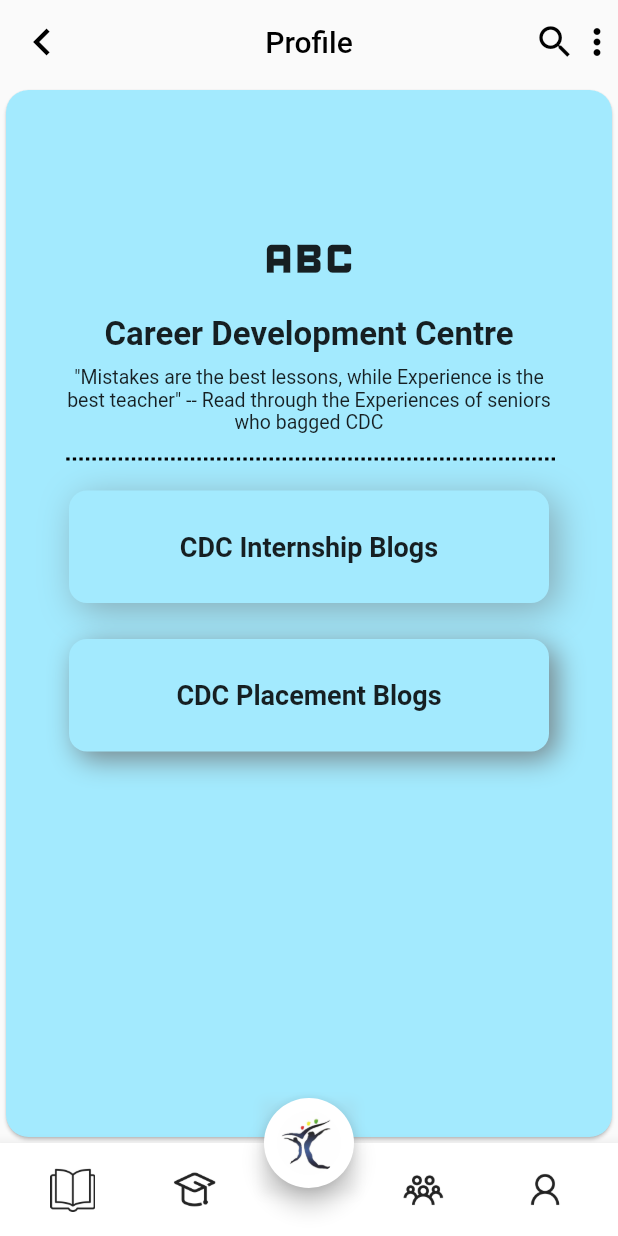
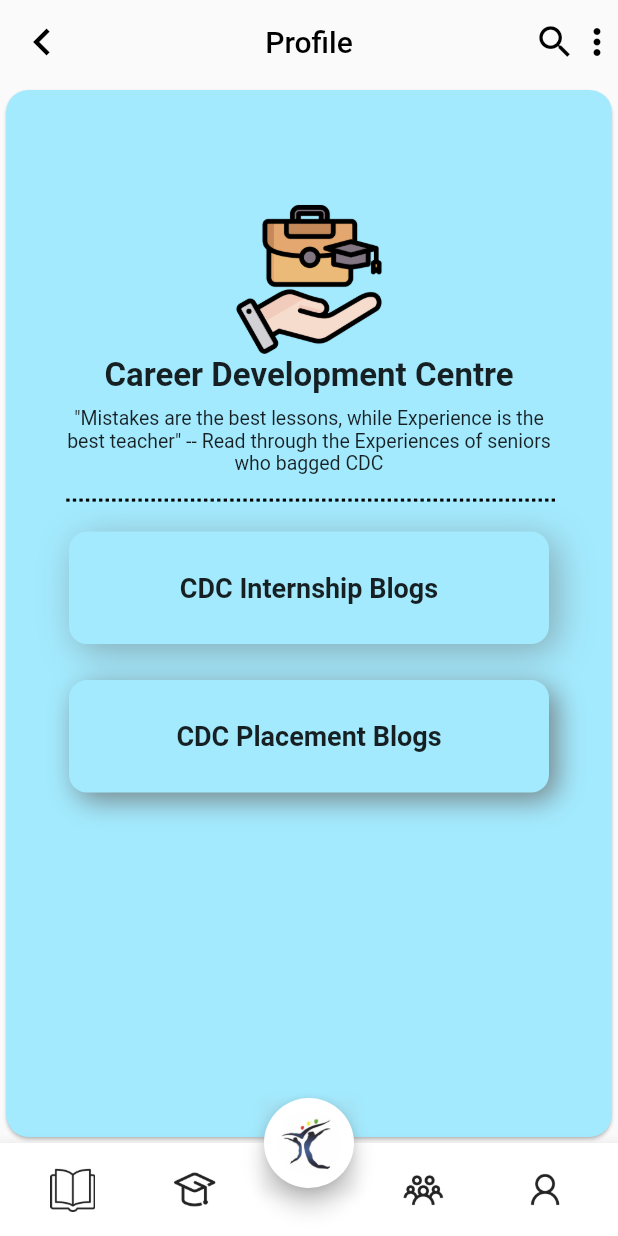
Before and after one commit to Siddharth-Nema/swg_app, a Flutter app: the screen it shows after launch, on a phone screen of 412 x 824 dp. Run offline on Flutter 3.47's test engine with Material 2 defaults, Android fonts, the phone set to English and light mode, and no system bars.

Commit message:
Internship icon added

```diff
--- a/lib/views/CDCIntershipPage.dart
+++ b/lib/views/CDCIntershipPage.dart
@@ -48,9 +48,9 @@ class CDCIntershipPage extends StatelessWidget {
                 const EdgeInsets.symmetric(vertical: 75.0, horizontal: 30.0),
             child: Column(
               children: [
-                const Icon(
-                  Icons.abc,
-                  size: 75,
+                Image.asset(
+                  'assets/images/internship.png',
+                  scale: 5,
                 ),
                 const Text(
                   "CDC Intership",
--- a/lib/views/CDCPage.dart
+++ b/lib/views/CDCPage.dart
@@ -19,9 +19,9 @@ class CDCPage extends StatelessWidget {
                 const EdgeInsets.symmetric(vertical: 75.0, horizontal: 30.0),
             child: Column(
               children: [
-                const Icon(
-                  Icons.abc,
-                  size: 75,
+                Image.asset(
+                  'assets/images/internship.png',
+                  scale: 5,
                 ),
                 const Text(
                   "Career Development Centre",
--- a/pubspec.yaml
+++ b/pubspec.yaml
@@ -24,3 +24,4 @@ flutter:
     - assets/images/grad.png
     - assets/images/profile.png
     - assets/images/group.png
+    - assets/images/internship.png
```
Also changed, not shown: assets/images/internship.png (added).
